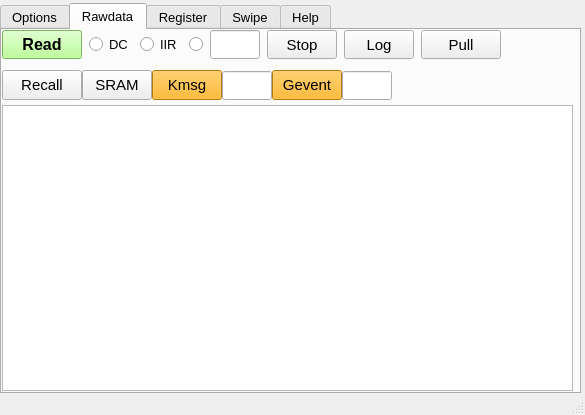
Before: the Qt Designer form uimonitor.ui in MorgenYang/newMonitor, drawn with Qt 5.
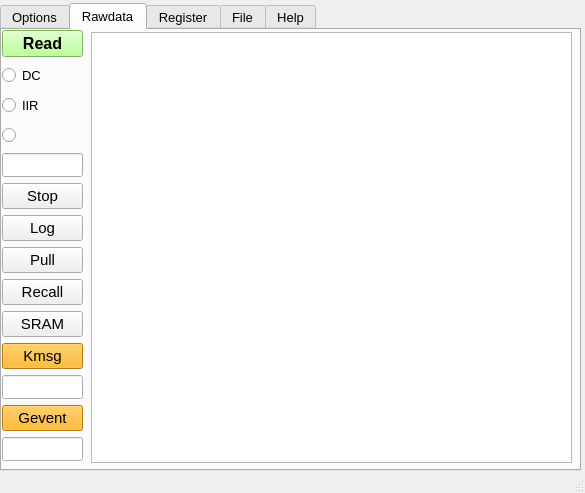
After: the same form once the commit is applied. The open tabs and pages were chosen to show the change.

The edit to the form file:
```diff
--- a/uimonitor.ui
+++ b/uimonitor.ui
@@ -10,19 +10,19 @@
     <x>0</x>
     <y>0</y>
     <width>585</width>
-    <height>415</height>
+    <height>493</height>
    </rect>
   </property>
   <property name="minimumSize">
    <size>
     <width>585</width>
-    <height>415</height>
+    <height>493</height>
    </size>
   </property>
   <property name="maximumSize">
    <size>
-    <width>585</width>
-    <height>415</height>
+    <width>800</width>
+    <height>600</height>
    </size>
   </property>
   <property name="windowTitle">
@@ -35,7 +35,7 @@
       <x>0</x>
       <y>0</y>
       <width>581</width>
-      <height>394</height>
+      <height>471</height>
      </rect>
     </property>
     <layout class="QHBoxLayout" name="horizontalLayout">
@@ -1054,40 +1054,46 @@
           </property>
          </widget>
         </widget>
+        <widget class="QTextBrowser" name="rawdataShowText">
+         <property name="geometry">
+          <rect>
+           <x>10</x>
+           <y>277</y>
+           <width>560</width>
+           <height>161</height>
+          </rect>
+         </property>
+        </widget>
        </widget>
        <widget class="QWidget" name="tab">
         <attribute name="title">
          <string>Rawdata</string>
         </attribute>
-        <widget class="QTextBrowser" name="rawdataShowText">
+        <widget class="QTableWidget" name="MainRawdataShowtableWidget">
          <property name="geometry">
           <rect>
-           <x>0</x>
-           <y>75</y>
-           <width>571</width>
-           <height>286</height>
+           <x>89</x>
+           <y>2</y>
+           <width>481</width>
+           <height>431</height>
           </rect>
          </property>
+         <property name="font">
+          <font>
+           <pointsize>6</pointsize>
+          </font>
+         </property>
         </widget>
         <widget class="QWidget" name="horizontalLayoutWidget_3">
          <property name="geometry">
           <rect>
            <x>0</x>
            <y>0</y>
-           <width>571</width>
-           <height>31</height>
+           <width>81</width>
+           <height>431</height>
           </rect>
          </property>
-         <layout class="QHBoxLayout" name="horizontalLayout_2">
-          <property name="spacing">
-           <number>7</number>
-          </property>
-          <property name="sizeConstraint">
-           <enum>QLayout::SetMaximumSize</enum>
-          </property>
-          <property name="rightMargin">
-           <number>0</number>
-          </property>
+         <layout class="QVBoxLayout" name="verticalLayout">
           <item>
            <widget class="QPushButton" name="rawdataRead">
             <property name="minimumSize">
@@ -1163,8 +1169,8 @@
            <widget class="QLineEdit" name="textEditDiag">
             <property name="maximumSize">
              <size>
-              <width>50</width>
-              <height>29</height>
+              <width>100</width>
+              <height>30</height>
              </size>
             </property>
            </widget>
@@ -1173,7 +1179,7 @@
            <widget class="QPushButton" name="stop">
             <property name="maximumSize">
              <size>
-              <width>70</width>
+              <width>100</width>
               <height>30</height>
              </size>
             </property>
@@ -1191,7 +1197,7 @@
            <widget class="QPushButton" name="log">
             <property name="maximumSize">
              <size>
-              <width>70</width>
+              <width>100</width>
               <height>30</height>
              </size>
             </property>
@@ -1210,7 +1216,7 @@
             <property name="maximumSize">
              <size>
               <width>100</width>
-              <height>29</height>
+              <height>30</height>
              </size>
             </property>
             <property name="font">
@@ -1227,34 +1233,6 @@
            </widget>
           </item>
           <item>
-           <spacer name="horizontalSpacer_8">
-            <property name="orientation">
-             <enum>Qt::Horizontal</enum>
-            </property>
-            <property name="sizeHint" stdset="0">
-             <size>
-              <width>40</width>
-              <height>20</height>
-             </size>
-            </property>
-           </spacer>
-          </item>
-         </layout>
-        </widget>
-        <widget class="QWidget" name="horizontalLayoutWidget_2">
-         <property name="geometry">
-          <rect>
-           <x>0</x>
-           <y>40</y>
-           <width>571</width>
-           <height>31</height>
-          </rect>
-         </property>
-         <layout class="QHBoxLayout" name="horizontalLayout_3">
-          <property name="spacing">
-           <number>0</number>
-          </property>
-          <item>
            <widget class="QPushButton" name="recalled">
             <property name="enabled">
              <bool>true</bool>
@@ -1285,7 +1263,7 @@
            <widget class="QPushButton" name="sram">
             <property name="maximumSize">
              <size>
-              <width>70</width>
+              <width>100</width>
               <height>30</height>
              </size>
             </property>
@@ -1303,7 +1281,7 @@
            <widget class="QPushButton" name="kmsg">
             <property name="maximumSize">
              <size>
-              <width>70</width>
+              <width>100</width>
               <height>30</height>
              </size>
             </property>
@@ -1324,8 +1302,8 @@
            <widget class="QLineEdit" name="textEditKmsg">
             <property name="maximumSize">
              <size>
-              <width>50</width>
-              <height>29</height>
+              <width>100</width>
+              <height>30</height>
              </size>
             </property>
            </widget>
@@ -1340,7 +1318,7 @@
             </property>
             <property name="maximumSize">
              <size>
-              <width>70</width>
+              <width>100</width>
               <height>30</height>
              </size>
             </property>
@@ -1361,25 +1339,12 @@
            <widget class="QLineEdit" name="textEditGetevent">
             <property name="maximumSize">
              <size>
-              <width>50</width>
-              <height>29</height>
+              <width>100</width>
+              <height>30</height>
              </size>
             </property>
            </widget>
           </item>
-          <item>
-           <spacer name="horizontalSpacer_7">
-            <property name="orientation">
-             <enum>Qt::Horizontal</enum>
-            </property>
-            <property name="sizeHint" stdset="0">
-             <size>
-              <width>40</width>
-              <height>20</height>
-             </size>
-            </property>
-           </spacer>
-          </item>
          </layout>
         </widget>
        </widget>
@@ -1798,7 +1763,7 @@
        </widget>
        <widget class="QWidget" name="TabSwiplines">
         <attribute name="title">
-         <string>Swipe</string>
+         <string>File</string>
         </attribute>
        </widget>
        <widget class="QWidget" name="TabHelp">
```
Left out of the diff: 12 changed lines with no effect on the pictures.
